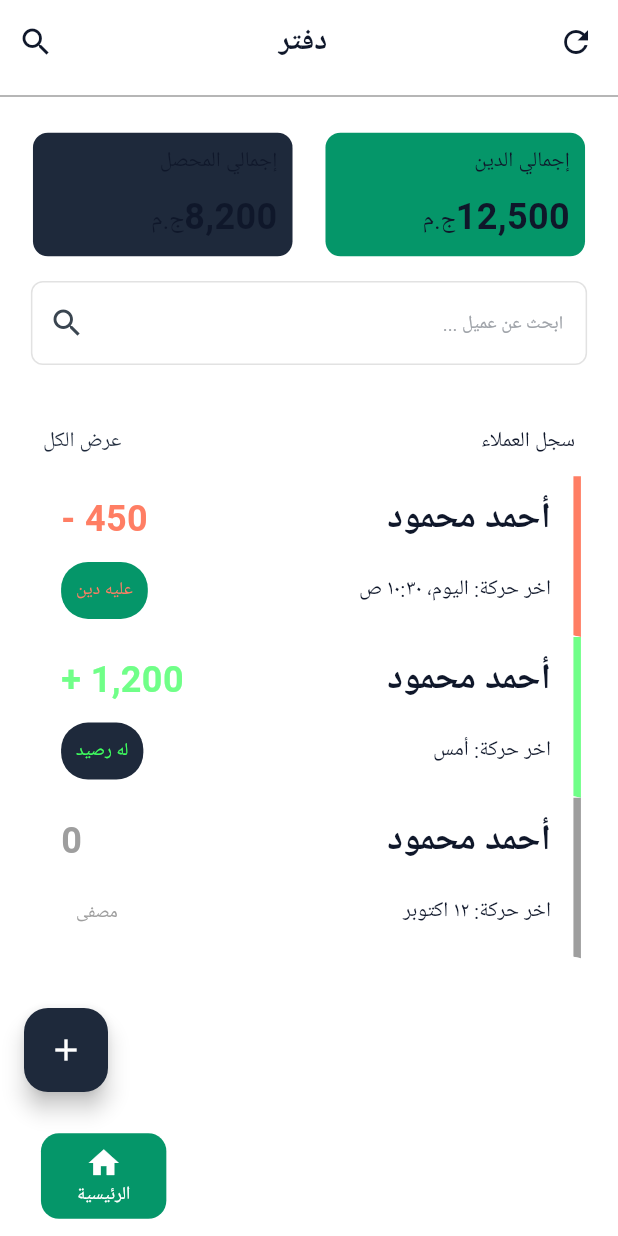
After one commit to ISLAM2ADEL/Daftar, a Flutter app: the Home screen opened directly, on a phone screen of 412 x 824 dp. The commit adds this screen. Run offline on Flutter 3.47's test engine with Material 3 defaults, Android fonts, the phone set to English and light mode, and no system bars; Roboto replaces fonts that are missing (ARIAL_0, IBMPlexSans).

Commit message:
add home page with RTL

```diff
--- a/lib/Themes/app_themes.dart
+++ b/lib/Themes/app_themes.dart
@@ -16,7 +16,11 @@ class AppThemes {
       appBarTheme: const AppBarTheme(
         backgroundColor: Color(0xFFFFFFFF),
         iconTheme: IconThemeData(color: Color(0xFF0F172A)),
-        titleTextStyle: TextStyle(color: Color(0xFF0F172A), fontSize: 20, fontWeight: FontWeight.bold),
+        titleTextStyle: TextStyle(
+          color: Color(0xFF0F172A),
+          fontSize: 20,
+          fontWeight: FontWeight.bold,
+        ),
       ),
       inputDecorationTheme: const InputDecorationTheme(
         hintStyle: TextStyle(color: Color(0xFF9FA3A9)),
@@ -31,7 +35,9 @@ class AppThemes {
         ),
         focusedBorder: OutlineInputBorder(
           borderRadius: BorderRadius.all(Radius.circular(8)),
-          borderSide: BorderSide(color: Color(0xFF4A80F0)), // Light mode focused border color
+          borderSide: BorderSide(
+            color: Color(0xFF4A80F0),
+          ), // Light mode focused border color
         ),
       ),
     );
@@ -43,7 +49,7 @@ class AppThemes {
       scaffoldBackgroundColor: const Color(0xFF0F172A),
       colorScheme: const ColorScheme.dark(
         primary: Color(0xFF22C55E),
-        secondary: Color(0xFFEF4444),
+        secondary: Color(0xFFB71C1C),
         tertiary: Color(0xFF3B82F6),
         surface: Color(0xFF1E293B),
         onSurface: Color(0xFFFFFFFF),
@@ -52,7 +58,11 @@ class AppThemes {
       appBarTheme: const AppBarTheme(
         backgroundColor: Color(0xFF0F172A),
         iconTheme: IconThemeData(color: Color(0xFFFFFFFF)),
-        titleTextStyle: TextStyle(color: Color(0xFFFFFFFF), fontSize: 20, fontWeight: FontWeight.bold),
+        titleTextStyle: TextStyle(
+          color: Color(0xFFFFFFFF),
+          fontSize: 20,
+          fontWeight: FontWeight.bold,
+        ),
       ),
       inputDecorationTheme: const InputDecorationTheme(
         hintStyle: TextStyle(color: Color(0xFF9FA3A9)),
@@ -67,7 +77,9 @@ class AppThemes {
         ),
         focusedBorder: OutlineInputBorder(
           borderRadius: BorderRadius.all(Radius.circular(8)),
-          borderSide: BorderSide(color: Color(0xFF22C55E)), // Dark mode focused border uses primary
+          borderSide: BorderSide(
+            color: Color(0xFF22C55E),
+          ), // Dark mode focused border uses primary
         ),
       ),
     );
--- a/lib/main.dart
+++ b/lib/main.dart
@@ -1,5 +1,6 @@
 import 'package:daftra/screens/login.dart';
 import 'package:flutter/material.dart';
+import 'package:flutter_localizations/flutter_localizations.dart';
 import 'package:daftra/Themes/app_themes.dart';
 
 void main() {
@@ -17,6 +18,13 @@ class MyApp extends StatelessWidget {
       darkTheme: AppThemes.darkTheme,
       themeMode: ThemeMode.system,
       debugShowCheckedModeBanner: false,
+      localizationsDelegates: const [
+        GlobalMaterialLocalizations.delegate,
+        GlobalWidgetsLocalizations.delegate,
+        GlobalCupertinoLocalizations.delegate,
+      ],
+      supportedLocales: const [Locale('en', 'US'), Locale('ar')],
+      locale: const Locale('ar'),
       home: Login(),
     );
   }
--- /dev/null
+++ b/lib/screens/home.dart
@@ -0,0 +1,119 @@
+import 'package:daftra/widgets/customAppBar.dart';
+import 'package:daftra/widgets/customTextForm.dart';
+import 'package:daftra/widgets/custom_buttom_bar.dart';
+import 'package:daftra/widgets/custom_container.dart';
+import 'package:daftra/widgets/custom_customer_container.dart';
+import 'package:flutter/material.dart';
+
+class Home extends StatelessWidget {
+  const Home({super.key});
+
+  @override
+  Widget build(BuildContext context) {
+    final height = MediaQuery.sizeOf(context).height;
+    final width = MediaQuery.sizeOf(context).width;
+    return Scaffold(
+      body: SafeArea(
+        child: SingleChildScrollView(
+          child: Column(
+            children: [
+              CustomAppBar(
+                text: "دفتر",
+                leadingicon: Icons.search,
+                trailingicon: Icons.refresh_outlined,
+              ),
+              Divider(color: Colors.grey),
+              SizedBox(height: height * .02),
+              Row(
+                mainAxisAlignment: MainAxisAlignment.spaceEvenly,
+                children: [
+                  CustomContainer(
+                    width: width,
+                    height: height,
+                    contColor: Theme.of(context).colorScheme.secondary,
+                    headText: 'إجمالي الدين',
+                    secondaryText: '12,500',
+                  ),
+                  CustomContainer(
+                    width: width,
+                    height: height,
+                    contColor: Theme.of(context).colorScheme.primary,
+                    headText: 'إجمالي المحصل',
+                    secondaryText: '8,200',
+                  ),
+                ],
+              ),
+              SizedBox(height: height * .02),
+              Padding(
+                padding: EdgeInsetsGeometry.symmetric(horizontal: width * .05),
+                child: SizedBox(
+                  child: CustomTextform(
+                    text: "ابحث عن عميل ...",
+                    suffix: const Icon(Icons.search),
+                    validator: (value) {},
+                  ),
+                ),
+              ),
+              SizedBox(height: height * .035),
+              Container(
+                width: width * .9,
+                height: height * .055,
+                decoration: BoxDecoration(
+                  borderRadius: BorderRadius.all(Radius.circular(10)),
+                  color: Theme.of(context).colorScheme.surface,
+                ),
+                child: Padding(
+                  padding: const EdgeInsets.all(8.0),
+                  child: Row(
+                    mainAxisAlignment: MainAxisAlignment.spaceBetween,
+                    children: [
+                      Text("سجل العملاء"),
+                      Text(
+                        "عرض الكل",
+                        style: TextStyle(
+                          color: Theme.of(context).colorScheme.primary,
+                        ),
+                      ),
+                    ],
+                  ),
+                ),
+              ),
+              CustomCustomerContainer(
+                height: height,
+                width: width,
+                name: 'أحمد محمود',
+                date: 'اليوم، ١٠:٣٠ ص',
+                choice: 1,
+                money: '450 -',
+              ),
+              CustomCustomerContainer(
+                height: height,
+                width: width,
+                name: 'أحمد محمود',
+                date: 'أمس',
+                choice: 2,
+                money: '1,200 +',
+              ),
+              CustomCustomerContainer(
+                height: height,
+                width: width,
+                name: 'أحمد محمود',
+                date: '١٢ اكتوبر',
+                choice: 0,
+                money: '0',
+              ),
+            ],
+          ),
+        ),
+      ),
+
+      floatingActionButton: FloatingActionButton(
+        onPressed: () {},
+        child: const Icon(Icons.add),
+      ),
+
+      floatingActionButtonLocation: FloatingActionButtonLocation.endFloat,
+      bottomNavigationBar: CustomBottomBar(),
+    );
+  }
+}
--- a/lib/screens/login.dart
+++ b/lib/screens/login.dart
@@ -1,3 +1,4 @@
+import 'package:daftra/screens/home.dart';
 import 'package:daftra/screens/signup.dart';
 import 'package:daftra/utils/labelTextForm.dart';
 import 'package:daftra/widgets/customText.dart';
@@ -87,7 +88,10 @@ class Login extends StatelessWidget {
                   ElevatedButton(
                     onPressed: () {
                       if (formKey.currentState!.validate()) {
-                        debugPrint("Form is valid! Proceeding to log in...");
+                        Navigator.pushReplacement(
+                          context,
+                          MaterialPageRoute(builder: (context) => const Home()),
+                        );
                       } else {
                         debugPrint("Form is invalid.");
                       }
--- a/lib/widgets/customAppBar.dart
+++ b/lib/widgets/customAppBar.dart
@@ -20,7 +20,7 @@ class CustomAppBar extends StatelessWidget implements PreferredSizeWidget {
     return AppBar(
       leading: Builder(
         builder: (context) => IconButton(
-          icon: Icon(leadingicon),
+          icon: Icon(trailingicon),
           onPressed: () {
             if (onLeadingPressed != null) onLeadingPressed!();
           },
@@ -35,7 +35,7 @@ class CustomAppBar extends StatelessWidget implements PreferredSizeWidget {
           align: TextAlign.center,
         ),
       ),
-      actions: [IconButton(icon: Icon(trailingicon), onPressed: () {})],
+      actions: [IconButton(icon: Icon(leadingicon), onPressed: () {})],
     );
   }
 
--- /dev/null
+++ b/lib/widgets/custom_buttom_bar.dart
@@ -0,0 +1,69 @@
+import 'package:flutter/material.dart';
+
+class CustomBottomBar extends StatelessWidget {
+  const CustomBottomBar({super.key});
+
+  @override
+  Widget build(BuildContext context) {
+    return BottomAppBar(
+      color: Theme.of(context).colorScheme.surface,
+      padding: const EdgeInsets.symmetric(vertical: 8.0),
+      child: Row(
+        mainAxisAlignment: MainAxisAlignment.spaceAround,
+        children: [
+          Container(
+            padding: const EdgeInsets.symmetric(horizontal: 24, vertical: 8),
+            decoration: BoxDecoration(
+              color: null,
+              borderRadius: BorderRadius.circular(12),
+            ),
+            child: const Column(
+              mainAxisSize: MainAxisSize.min,
+              children: [
+                Icon(Icons.settings_outlined, color: Colors.white),
+                Text(
+                  'الإعدادات',
+                  style: TextStyle(color: Colors.white, fontSize: 12),
+                ),
+              ],
+            ),
+          ),
+          Container(
+            padding: const EdgeInsets.symmetric(horizontal: 24, vertical: 8),
+            decoration: BoxDecoration(
+              color: null,
+              borderRadius: BorderRadius.circular(12),
+            ),
+            child: const Column(
+              mainAxisSize: MainAxisSize.min,
+              children: [
+                Icon(Icons.people_outline, color: Colors.white),
+                Text(
+                  'العملاء',
+                  style: TextStyle(color: Colors.white, fontSize: 12),
+                ),
+              ],
+            ),
+          ),
+          Container(
+            padding: const EdgeInsets.symmetric(horizontal: 24, vertical: 8),
+            decoration: BoxDecoration(
+              color: Theme.of(context).colorScheme.secondary,
+              borderRadius: BorderRadius.circular(12),
+            ),
+            child: const Column(
+              mainAxisSize: MainAxisSize.min,
+              children: [
+                Icon(Icons.home, color: Colors.white),
+                Text(
+                  'الرئيسية',
+                  style: TextStyle(color: Colors.white, fontSize: 12),
+                ),
+              ],
+            ),
+          ),
+        ],
+      ),
+    );
+  }
+}
--- /dev/null
+++ b/lib/widgets/custom_container.dart
@@ -0,0 +1,49 @@
+import 'package:flutter/material.dart';
+
+class CustomContainer extends StatelessWidget {
+  const CustomContainer({
+    super.key,
+    required this.width,
+    required this.height,
+    required this.headText,
+    required this.secondaryText,
+    required this.contColor,
+  });
+
+  final double width;
+  final double height;
+  final String headText;
+  final String secondaryText;
+  final Color contColor;
+
+  @override
+  Widget build(BuildContext context) {
+    return Container(
+      padding: EdgeInsets.only(right: 10),
+      width: width * .42,
+      height: height * .1,
+      decoration: BoxDecoration(
+        color: contColor,
+        borderRadius: BorderRadius.all(Radius.circular(10)),
+      ),
+      child: Column(
+        mainAxisAlignment: MainAxisAlignment.spaceEvenly,
+        crossAxisAlignment: CrossAxisAlignment.start,
+        children: [
+          Text(headText),
+          Text.rich(
+            TextSpan(
+              children: [
+                TextSpan(
+                  text: secondaryText,
+                  style: TextStyle(fontSize: 24, fontWeight: FontWeight.bold),
+                ),
+                TextSpan(text: 'ج.م', style: TextStyle(fontSize: 16)),
+              ],
+            ),
+          ),
+        ],
+      ),
+    );
+  }
+}
--- /dev/null
+++ b/lib/widgets/custom_customer_container.dart
@@ -0,0 +1,104 @@
+import 'package:flutter/material.dart';
+
+class CustomCustomerContainer extends StatelessWidget {
+  const CustomCustomerContainer({
+    super.key,
+    required this.height,
+    required this.width,
+    required this.name,
+    required this.date,
+    required this.choice,
+    required this.money,
+  });
+
+  final double height;
+  final double width;
+  final String name;
+  final String date;
+  final int choice;
+  final String money;
+
+  @override
+  Widget build(BuildContext context) {
+    return Container(
+      height: height * .13,
+      width: width * .88,
+      padding: EdgeInsets.symmetric(horizontal: 15),
+      decoration: BoxDecoration(
+        border: BoxBorder.fromLTRB(
+          right: BorderSide(
+            color: choice == 0
+                ? Colors.grey
+                : choice == 1
+                ? Color.fromARGB(255, 255, 126, 100)
+                : Color.fromARGB(255, 112, 255, 136),
+            width: 5,
+          ),
+          left: BorderSide(color: Theme.of(context).colorScheme.surface),
+          bottom: BorderSide(color: Theme.of(context).colorScheme.surface),
+        ),
+      ),
+      child: Column(
+        mainAxisAlignment: MainAxisAlignment.spaceEvenly,
+        children: [
+          Row(
+            mainAxisAlignment: MainAxisAlignment.spaceBetween,
+            children: [
+              Text(
+                name,
+                style: TextStyle(fontSize: 24, fontWeight: FontWeight.bold),
+              ),
+              Text(
+                money,
+                style: TextStyle(
+                  fontSize: 24,
+                  fontWeight: FontWeight.bold,
+                  color: choice == 0
+                      ? Colors.grey
+                      : choice == 1
+                      ? Color.fromARGB(255, 255, 126, 100)
+                      : Color.fromARGB(255, 112, 255, 136),
+                ),
+              ),
+            ],
+          ),
+          Row(
+            mainAxisAlignment: MainAxisAlignment.spaceBetween,
+            children: [
+              Text("اخر حركة: $date"),
+              Container(
+                padding: EdgeInsets.all(10),
+                decoration: BoxDecoration(
+                  borderRadius: BorderRadius.circular(18),
+                  color: choice == 0
+                      ? Theme.of(context).colorScheme.surface
+                      : choice == 1
+                      ? Theme.of(context).colorScheme.secondary
+                      : Theme.of(context).colorScheme.primary,
+                ),
+                child: Text(
+                  choice == 0
+                      ? "مصفى"
+                      : choice == 1
+                      ? "عليه دين"
+                      : "له رصيد",
+                  style: choice == 0
+                      ? const TextStyle(fontSize: 12, color: Colors.grey)
+                      : choice == 1
+                      ? const TextStyle(
+                          fontSize: 12,
+                          color: Color.fromARGB(255, 255, 126, 100),
+                        )
+                      : const TextStyle(
+                          fontSize: 12,
+                          color: Color.fromARGB(255, 62, 255, 94),
+                        ),
+                ),
+              ),
+            ],
+          ),
+        ],
+      ),
+    );
+  }
+}
--- a/pubspec.yaml
+++ b/pubspec.yaml
@@ -2,7 +2,7 @@ name: daftra
 description: "A new Flutter project."
 # The following line prevents the package from being accidentally published to
 # pub.dev using `flutter pub publish`. This is preferred for private packages.
-publish_to: 'none' # Remove this line if you wish to publish to pub.dev
+publish_to: "none" # Remove this line if you wish to publish to pub.dev
 
 # The following defines the version and build number for your application.
 # A version number is three numbers separated by dots, like 1.2.43
@@ -34,6 +34,8 @@ dependencies:
   # The following adds the Cupertino Icons font to your application.
   # Use with the CupertinoIcons class for iOS style icons.
   cupertino_icons: ^1.0.8
+  flutter_localizations:
+    sdk: flutter
 
 dev_dependencies:
   flutter_test:
@@ -51,7 +53,6 @@ dev_dependencies:
 
 # The following section is specific to Flutter packages.
 flutter:
-
   # The following line ensures that the Material Icons font is
   # included with your application, so that you can use the icons in
   # the material Icons class.
```
Also changed, not shown: pubspec.lock.
